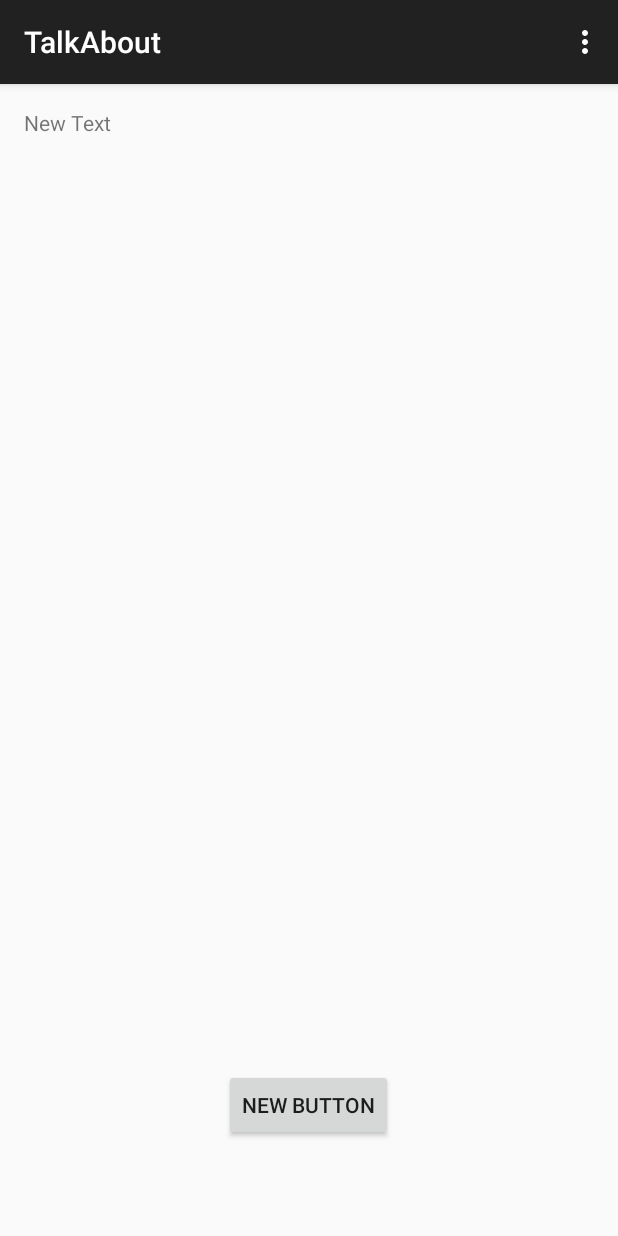
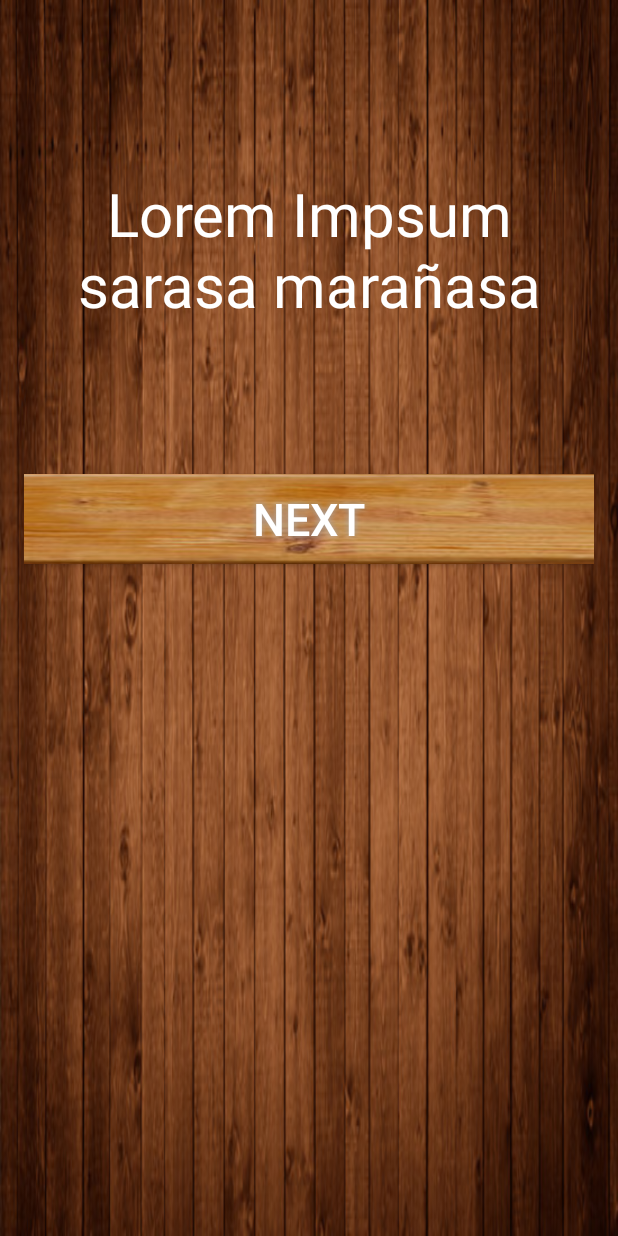
Before and after one commit to pablitoh/talkabout, an Android app: the screen it shows after launch (MainActivity), on a phone screen of 412 x 824 dp. Run offline under Robolectric (Android 15) with nearby library versions, the phone set to English and light mode, and no system bars; our stand-ins replace AdMob.

Commit message:
Integrate with admob

```diff
--- a/app/build.gradle
+++ b/app/build.gradle
@@ -22,4 +22,5 @@ android {
 dependencies {
     compile fileTree(dir: 'libs', include: ['*.jar'])
     compile 'com.android.support:appcompat-v7:22.0.0'
+    compile 'com.google.android.gms:play-services:6.+'
 }
--- a/app/src/main/AndroidManifest.xml
+++ b/app/src/main/AndroidManifest.xml
@@ -1,21 +1,34 @@
 <?xml version="1.0" encoding="utf-8"?>
 <manifest xmlns:android="http://schemas.android.com/apk/res/android"
     package="com.concon.talkabout.talkabout" >
+    <uses-permission android:name="android.permission.INTERNET"/>
+    <uses-permission android:name="android.permission.ACCESS_NETWORK_STATE"/>
+
+
 
     <application
         android:allowBackup="true"
         android:icon="@mipmap/ic_launcher"
         android:label="@string/app_name"
-        android:theme="@style/AppTheme" >
+        android:theme="@style/AppTheme">
+        <meta-data android:name="com.google.android.gms.version"
+            android:value="@integer/google_play_services_version" />
+
+
         <activity
             android:name=".MainActivity"
-            android:label="@string/app_name" >
+            android:label="@string/app_name"
+            android:screenOrientation="portrait">
             <intent-filter>
                 <action android:name="android.intent.action.MAIN" />
 
                 <category android:name="android.intent.category.LAUNCHER" />
             </intent-filter>
         </activity>
+
+        <activity android:name="com.google.android.gms.ads.AdActivity"
+            android:configChanges="keyboard|keyboardHidden|orientation|screenLayout|uiMode|screenSize|smallestScreenSize"
+            android:theme="@android:style/Theme.Translucent" />
     </application>
 
 </manifest>
--- a/app/src/main/java/com/concon/talkabout/talkabout/MainActivity.java
+++ b/app/src/main/java/com/concon/talkabout/talkabout/MainActivity.java
@@ -1,9 +1,16 @@
 package com.concon.talkabout.talkabout;
 
+import android.support.v7.app.ActionBar;
 import android.support.v7.app.ActionBarActivity;
 import android.os.Bundle;
 import android.view.Menu;
 import android.view.MenuItem;
+import android.view.View;
+import android.view.Window;
+import android.widget.TextView;
+
+import com.google.android.gms.ads.AdRequest;
+import com.google.android.gms.ads.AdView;
 
 
 public class MainActivity extends ActionBarActivity {
@@ -12,28 +19,18 @@ public class MainActivity extends ActionBarActivity {
     protected void onCreate(Bundle savedInstanceState) {
         super.onCreate(savedInstanceState);
         setContentView(R.layout.activity_main);
+        ActionBar actionBar = getSupportActionBar();
+        actionBar.hide();
+        AdView mAdView = (AdView) findViewById(R.id.adView);
+        AdRequest adRequest = new AdRequest.Builder().build();
+        mAdView.loadAd(adRequest);
+
     }
 
+    public void changeTopic(View v){
 
-    @Override
-    public boolean onCreateOptionsMenu(Menu menu) {
-        // Inflate the menu; this adds items to the action bar if it is present.
-        getMenuInflater().inflate(R.menu.menu_main, menu);
-        return true;
-    }
+        TextView tv1 = (TextView)findViewById(R.id.phrase);
+        tv1.setText("Button Pressed ");
 
-    @Override
-    public boolean onOptionsItemSelected(MenuItem item) {
-        // Handle action bar item clicks here. The action bar will
-        // automatically handle clicks on the Home/Up button, so long
-        // as you specify a parent activity in AndroidManifest.xml.
-        int id = item.getItemId();
-
-        //noinspection SimplifiableIfStatement
-        if (id == R.id.action_settings) {
-            return true;
-        }
-
-        return super.onOptionsItemSelected(item);
     }
 }
--- /dev/null
+++ b/app/src/main/res/drawable/buttonshape.xml
@@ -0,0 +1,6 @@
+<?xml version="1.0" encoding="utf-8"?>
+<selector xmlns:android="http://schemas.android.com/apk/res/android">
+    <item android:state_focused="true" android:drawable="@drawable/planki"/>
+    <item android:state_pressed="true" android:drawable="@drawable/planki" />
+    <item android:drawable="@drawable/plank" />
+</selector>
--- /dev/null
+++ b/app/src/main/res/drawable/rounded_text_view.xml
@@ -0,0 +1,11 @@
+<?xml version="1.0" encoding="utf-8"?>
+
+    <shape xmlns:android="http://schemas.android.com/apk/res/android"
+        android:shape="rectangle" android:padding="10dp">
+
+        <corners
+            android:bottomRightRadius="10dp"
+            android:bottomLeftRadius="10dp"
+            android:topLeftRadius="10dp"
+            android:topRightRadius="10dp"/>
+    </shape>
--- a/app/src/main/res/layout/activity_main.xml
+++ b/app/src/main/res/layout/activity_main.xml
@@ -1,5 +1,7 @@
 <RelativeLayout xmlns:android="http://schemas.android.com/apk/res/android"
     xmlns:tools="http://schemas.android.com/tools" android:layout_width="match_parent"
+    xmlns:ads="http://schemas.android.com/apk/res-auto"
+
     android:layout_height="match_parent" android:paddingLeft="@dimen/activity_horizontal_margin"
     android:paddingRight="@dimen/activity_horizontal_margin"
     android:paddingTop="@dimen/activity_vertical_margin"
@@ -7,26 +9,50 @@
     android:id="@+id/layout"
     android:orientation="vertical"
     android:rowCount="8"
-    android:columnCount="8">
+    android:columnCount="8"
+    android:background="@drawable/wood">
+
+
 
     <TextView
-        android:layout_width="wrap_content"
+        android:layout_width="fill_parent"
         android:layout_height="300dp"
-        android:text="New Text"
-        android:id="@+id/textView"
+        android:gravity="center"
+        android:text="Lorem Impsum sarasa marañasa"
+        android:id="@+id/phrase"
+        android:background="@drawable/rounded_text_view"
+        android:elegantTextHeight="false"
+        android:textColor="@android:color/white"
+        android:textSize="40sp"
         android:layout_alignParentTop="true"
         android:layout_alignParentLeft="true"
         android:layout_alignParentStart="true"
-        android:layout_alignParentRight="true"
-        android:layout_alignParentEnd="true" />
+        android:textAppearance="@android:color/white" />
 
     <Button
-        style="?android:attr/buttonStyleSmall"
-        android:layout_width="wrap_content"
-        android:layout_height="wrap_content"
-        android:text="New Button"
-        android:id="@+id/button"
-        android:layout_marginBottom="47dp"
+        android:id="@+id/nextTopic"
+        android:text="@string/nextString"
+        android:textColor="#FFFFFF"
+        android:textSize="30sp"
+        android:layout_width="fill_parent"
+        android:layout_height="60dp"
+        android:background="@drawable/buttonshape"
+        android:shadowColor="#A8A8A8"
+        android:shadowDx="0"
+        android:shadowDy="0"
+        android:shadowRadius="5"
+        android:onClick="changeTopic"
+        android:layout_below="@+id/phrase"
+        android:layout_centerHorizontal="true" />
+
+    <com.google.android.gms.ads.AdView
+        android:id="@+id/adView"
+        android:layout_width="fill_parent"
+        android:layout_height="60dp"
+        ads:adSize="BANNER"
+        ads:adUnitId="@string/banner_ad_unit_id"
         android:layout_alignParentBottom="true"
-        android:layout_centerHorizontal="true" />
+        android:layout_centerHorizontal="true">
+    </com.google.android.gms.ads.AdView>
+
 </RelativeLayout>
--- a/app/src/main/res/values/strings.xml
+++ b/app/src/main/res/values/strings.xml
@@ -1,6 +1,7 @@
 <resources>
     <string name="app_name">TalkAbout</string>
 
-    <string name="hello_world">Hello world!</string>
     <string name="action_settings">Settings</string>
+    <string name="nextString">Next</string>
+    <string name="banner_ad_unit_id">ca-app-pub-3166954381042414/6936833717</string>
 </resources>
--- a/build.gradle
+++ b/build.gradle
@@ -1,4 +1,5 @@
 // Top-level build file where you can add configuration options common to all sub-projects/modules.
+
 
 buildscript {
     repositories {
```
Also changed, not shown: app/src/main/res/drawable/plank.jpg (added), app/src/main/res/drawable/planki.jpg (added), app/src/main/res/drawable/wood.jpg (added), 1 other file.
